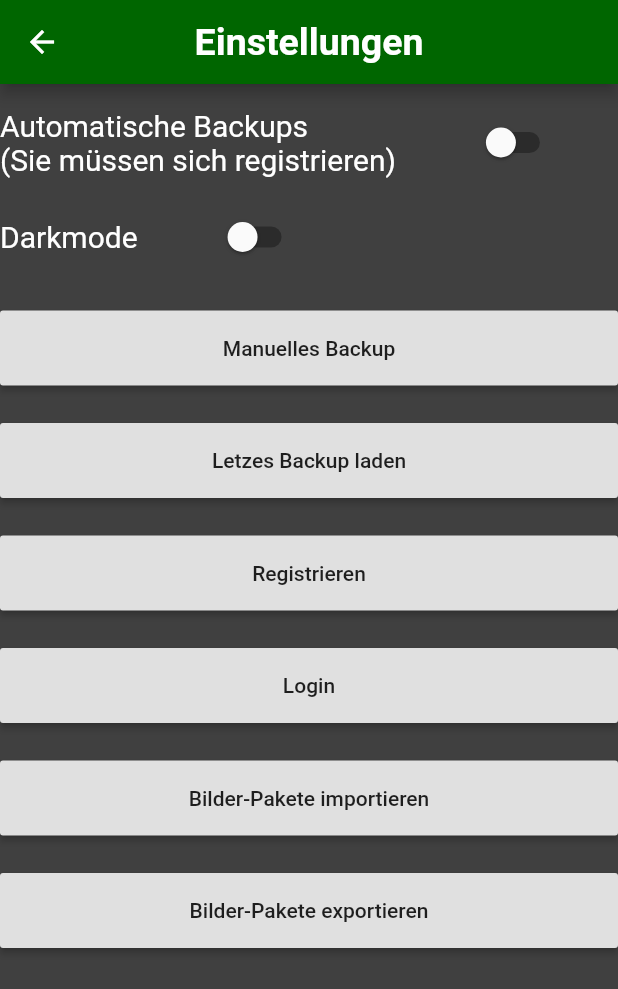
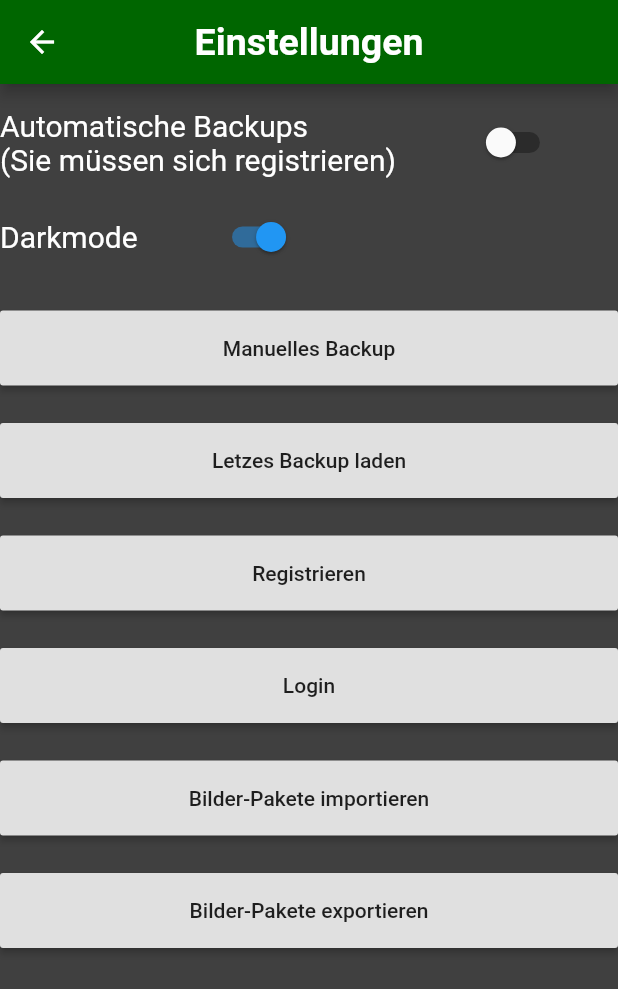
Before and after one commit to MathisBurger/fussball_trainer_managing_app, a Flutter app: the screen it shows after launch, after a tap on the "settings" icon, on a phone screen of 412 x 824 dp. Shown: the top 989 px of the screen. Run offline on Flutter 3.47's test engine with Material 2 defaults, Android fonts, the phone set to English and light mode, and no system bars; our stand-ins replace file_picker, font_awesome_flutter, image_picker; missing offline and left inert: share_extend.

Commit message:
Patch to Version: 1.0.1-SNAPSHOT-39w26a

```diff
--- a/lib/HomeScreen.dart
+++ b/lib/HomeScreen.dart
@@ -1,7 +1,7 @@
 import 'dart:convert';
 
 import 'package:flutter/material.dart';
-import 'package:fussball_trainer_managing_app/Var.dart';
+import 'Var.dart';
 import 'package:fussball_trainer_managing_app/http.dart';
 import 'package:path_provider/path_provider.dart';
 import 'dart:io';
@@ -25,7 +25,7 @@ class _HomeState extends State<Home> {
       Variablen.TopbarColor = Color.fromRGBO(0, 102, 0, 1);
       Variablen.Textcolor = Colors.white;
     } else {
-      Variablen.BackgroundColor = Colors.white;
+      Variablen.BackgroundColor = Color.fromRGBO(192, 192, 192, 1);
       Variablen.TopbarColor = Colors.green;
       Variablen.Textcolor = Colors.black;
     }
@@ -50,12 +50,7 @@ class _HomeState extends State<Home> {
           ),
           body: Center(
             child: Container(
-                decoration: BoxDecoration(
-                  image: DecorationImage(
-                    image: AssetImage("assets/stadion.jpg"),
-                    fit: BoxFit.cover,
-                  ),
-                ),
+                color: Variablen.BackgroundColor,
                 width: 400,
                 child: Column(
                   children: <Widget>[
@@ -170,8 +165,6 @@ class _HomeState extends State<Home> {
                 )
             ),
           ),
-
-
       );
   }
   Future<String> get _localPath async {
@@ -311,6 +304,9 @@ class _HomeState extends State<Home> {
       } else {
         Variablen.Darkmode = false;
       }
+      setState(() {
+
+      });
     } catch (e){}
   }
   Future get _localFile5 async {
@@ -319,6 +315,6 @@ class _HomeState extends State<Home> {
       File('$path/darkmode.txt').create(recursive: true);
       File('$path/darkmode.txt').writeAsString("true");
     }
-    return File('$path/backups.txt');
+    return File('$path/darkmode.txt');
   }
 }
--- a/lib/Settings.dart
+++ b/lib/Settings.dart
@@ -81,7 +81,7 @@ class _Settings extends State<Settings> {
                             Variablen.TopbarColor = Color.fromRGBO(0, 102, 0, 1);
                             Variablen.Textcolor = Colors.white;
                           } else {
-                            Variablen.BackgroundColor = Colors.white;
+                            Variablen.BackgroundColor = Color.fromRGBO(192, 192, 192, 1);
                             Variablen.TopbarColor = Colors.green;
                             Variablen.Textcolor = Colors.black;
                           }
@@ -264,7 +264,7 @@ class _Settings extends State<Settings> {
       File('$path/darkmode.txt').create(recursive: true);
       File('$path/darkmode.txt').writeAsString("true");
     }
-    return File('$path/backups.txt');
+    return File('$path/darkmode.txt');
   }
   Future LoadLastBackup() async {
     File file1 = await _localFile3;
--- a/lib/Var.dart
+++ b/lib/Var.dart
@@ -9,7 +9,6 @@ class Variablen {
   //Settings
   static bool AutoBackup = true;
   static bool BackupOnLoad = true;
-
   //Darkmode
   static bool Darkmode = true;
   static Color BackgroundColor;
--- a/pubspec.yaml
+++ b/pubspec.yaml
@@ -60,9 +60,7 @@ flutter:
   #   - images/a_dot_burr.jpeg
   #   - images/a_dot_ham.jpeg
   assets:
-    - assets/stadion.jpg
-    - assets/icon.png
-    - assets/blank.jpg
+    - assets/
 
   # An image asset can refer to one or more resolution-specific "variants", see
   # https://flutter.dev/assets-and-images/#resolution-aware.
```
Also changed, not shown: assets/stadion.jpg (deleted).
